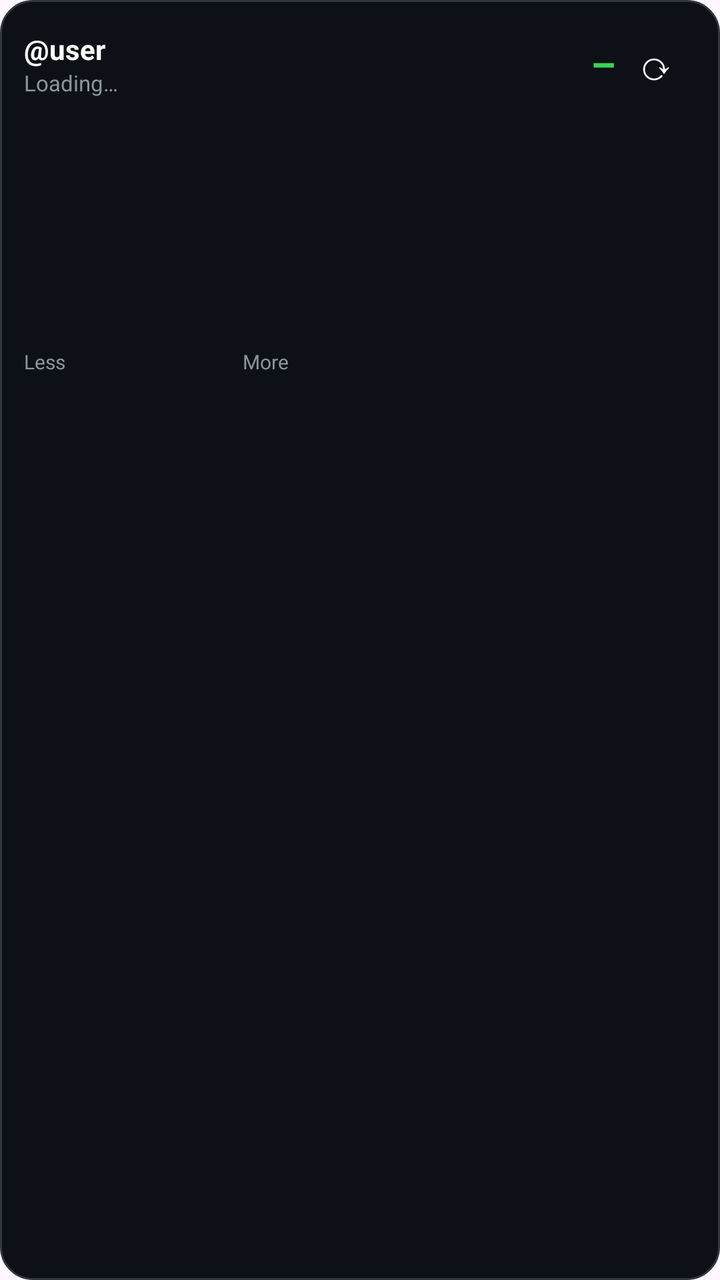
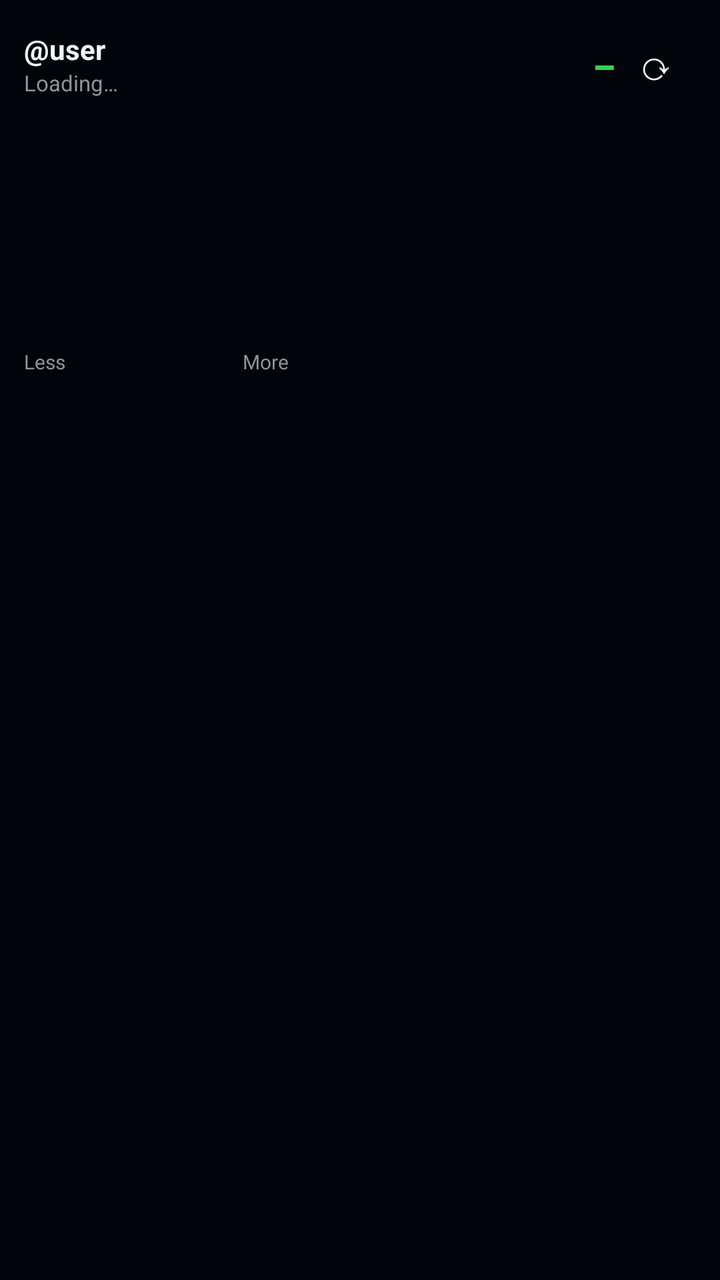

The first picture is an Android layout as it rendered before a commit; the second is the same layout after the commit. The layout source and the unified diff follow.
<!-- AndroidManifest.xml: application theme Theme.GitHubWidget -->
<!-- res/layout/widget_contribution.xml -->
<?xml version="1.0" encoding="utf-8"?>
<LinearLayout xmlns:android="http://schemas.android.com/apk/res/android"
    android:layout_width="match_parent"
    android:layout_height="wrap_content"
    android:background="@drawable/widget_bg"
    android:orientation="vertical"
    android:padding="12dp">

    <LinearLayout
        android:id="@+id/widget_header"
        android:layout_width="match_parent"
        android:layout_height="wrap_content"
        android:gravity="center_vertical"
        android:orientation="horizontal">

        <LinearLayout
            android:layout_width="0dp"
            android:layout_height="wrap_content"
            android:layout_weight="1"
            android:orientation="vertical">

            <TextView
                android:id="@+id/widget_title"
                android:layout_width="wrap_content"
                android:layout_height="wrap_content"
                android:text="@user"
                android:textColor="#FFFFFF"
                android:textSize="14sp"
                android:textStyle="bold" />

            <TextView
                android:id="@+id/widget_subtitle"
                android:layout_width="wrap_content"
                android:layout_height="wrap_content"
                android:text="Loading…"
                android:textColor="#8B949E"
                android:textSize="11sp" />
        </LinearLayout>

        <TextView
            android:id="@+id/widget_total"
            android:layout_width="wrap_content"
            android:layout_height="wrap_content"
            android:text="–"
            android:textColor="#39D353"
            android:textSize="20sp"
            android:textStyle="bold" />

        <TextView
            android:id="@+id/widget_refresh"
            android:layout_width="40dp"
            android:layout_height="40dp"
            android:gravity="center"
            android:text="⟳"
            android:textColor="#FFFFFF"
            android:textSize="20sp" />
    </LinearLayout>

    <ImageView
        android:id="@+id/widget_graph"
        android:layout_width="match_parent"
        android:layout_height="110dp"
        android:layout_marginTop="8dp"
        android:adjustViewBounds="true"
        android:scaleType="fitCenter" />

    <TextView
        android:id="@+id/widget_updated"
        android:layout_width="wrap_content"
        android:layout_height="wrap_content"
        android:layout_marginTop="4dp"
        android:text="Less                                      More"
        android:textColor="#8B949E"
        android:textSize="10sp" />

</LinearLayout>
<!-- resources referenced by this layout -->
<resources>
  <!-- drawable widget_bg (drawable) -->
  <?xml version="1.0" encoding="utf-8"?>
  <shape xmlns:android="http://schemas.android.com/apk/res/android" android:shape="rectangle">
      <corners android:radius="16dp" />
      <solid android:color="#0D1117" />
      <stroke android:width="1dp" android:color="#30363D" />
  </shape>
  <style name="Theme.GitHubWidget" parent="Theme.Material3.DayNight.NoActionBar">
          <item name="colorPrimary">#26A641</item>
      </style>
</resources>

<!-- the commit's change to res/layout/widget_contribution.xml (unified diff, before → after) -->
@@ -1,76 +1,89 @@
 <?xml version="1.0" encoding="utf-8"?>
-<LinearLayout xmlns:android="http://schemas.android.com/apk/res/android"
+<FrameLayout xmlns:android="http://schemas.android.com/apk/res/android"
+    android:id="@+id/widget_root"
     android:layout_width="match_parent"
-    android:layout_height="wrap_content"
-    android:background="@drawable/widget_bg"
-    android:orientation="vertical"
-    android:padding="12dp">
+    android:layout_height="match_parent">
+
+    
+    <ImageView
+        android:id="@+id/widget_bg"
+        android:layout_width="match_parent"
+        android:layout_height="match_parent"
+        android:scaleType="fitXY" />
 
     <LinearLayout
-        android:id="@+id/widget_header"
         android:layout_width="match_parent"
         android:layout_height="wrap_content"
-        android:gravity="center_vertical"
-        android:orientation="horizontal">
+        android:orientation="vertical"
+        android:padding="12dp">
 
         <LinearLayout
-            android:layout_width="0dp"
+            android:id="@+id/widget_header"
+            android:layout_width="match_parent"
             android:layout_height="wrap_content"
-            android:layout_weight="1"
-            android:orientation="vertical">
+            android:gravity="center_vertical"
+            android:orientation="horizontal">
+
+            <LinearLayout
+                android:layout_width="0dp"
+                android:layout_height="wrap_content"
+                android:layout_weight="1"
+                android:orientation="vertical">
+
+                <TextView
+                    android:id="@+id/widget_title"
+                    android:layout_width="wrap_content"
+                    android:layout_height="wrap_content"
+                    android:text="@user"
+                    android:textColor="#F0F6FC"
+                    android:textSize="14sp"
+                    android:textStyle="bold" />
+
+                <TextView
+                    android:id="@+id/widget_subtitle"
+                    android:layout_width="wrap_content"
+                    android:layout_height="wrap_content"
+                    android:text="Loading…"
+                    android:textColor="#8B949E"
+                    android:textSize="11sp" />
+            </LinearLayout>
 
             <TextView
-                android:id="@+id/widget_title"
+                android:id="@+id/widget_total"
                 android:layout_width="wrap_content"
                 android:layout_height="wrap_content"
-                android:text="@user"
-                android:textColor="#FFFFFF"
-                android:textSize="14sp"
-                android:textStyle="bold" />
+                android:text="–"
+                android:textColor="#39D353"
+                android:textSize="20sp"
+                android:textStyle="bold"
+                android:typeface="monospace" />
 
             <TextView
-                android:id="@+id/widget_subtitle"
-                android:layout_width="wrap_content"
-                android:layout_height="wrap_content"
-                android:text="Loading…"
-                android:textColor="#8B949E"
-                android:textSize="11sp" />
+                android:id="@+id/widget_refresh"
+                android:layout_width="40dp"
+                android:layout_height="40dp"
+                android:gravity="center"
+                android:text="⟳"
+                android:textColor="#F0F6FC"
+                android:textSize="20sp" />
         </LinearLayout>
 
+        <ImageView
+            android:id="@+id/widget_graph"
+            android:layout_width="match_parent"
+            android:layout_height="110dp"
+            android:layout_marginTop="8dp"
+            android:adjustViewBounds="true"
+            android:scaleType="fitCenter" />
+
         <TextView
-            android:id="@+id/widget_total"
+            android:id="@+id/widget_updated"
             android:layout_width="wrap_content"
             android:layout_height="wrap_content"
-            android:text="–"
-            android:textColor="#39D353"
-            android:textSize="20sp"
-            android:textStyle="bold" />
+            android:layout_marginTop="4dp"
+            android:text="Less                                      More"
+            android:textColor="#8B949E"
+            android:textSize="10sp" />
 
-        <TextView
-            android:id="@+id/widget_refresh"
-            android:layout_width="40dp"
-            android:layout_height="40dp"
-            android:gravity="center"
-            android:text="⟳"
-            android:textColor="#FFFFFF"
-            android:textSize="20sp" />
     </LinearLayout>
-
-    <ImageView
-        android:id="@+id/widget_graph"
-        android:layout_width="match_parent"
-        android:layout_height="110dp"
-        android:layout_marginTop="8dp"
-        android:adjustViewBounds="true"
-        android:scaleType="fitCenter" />
-
-    <TextView
-        android:id="@+id/widget_updated"
-        android:layout_width="wrap_content"
-        android:layout_height="wrap_content"
-        android:layout_marginTop="4dp"
-        android:text="Less                                      More"
-        android:textColor="#8B949E"
-        android:textSize="10sp" />
-
-</LinearLayout>
+</FrameLayout>
<!-- resource entries referenced after the edit -->
@@ -1,14 +1,10 @@
 <!-- resources referenced by this layout -->
 <resources>
-  <!-- drawable widget_bg (drawable) -->
-  <?xml version="1.0" encoding="utf-8"?>
-  <shape xmlns:android="http://schemas.android.com/apk/res/android" android:shape="rectangle">
-      <corners android:radius="16dp" />
-      <solid android:color="#0D1117" />
-      <stroke android:width="1dp" android:color="#30363D" />
-  </shape>
-  <style name="Theme.GitHubWidget" parent="Theme.Material3.DayNight.NoActionBar">
-          <item name="colorPrimary">#26A641</item>
+  <style name="Theme.GitHubWidget" parent="Theme.Material3.Dark.NoActionBar">
+          <item name="colorPrimary">#39D353</item>
+          <item name="colorOnPrimary">#010409</item>
+          <item name="android:windowBackground">#010409</item>
+          <item name="colorSurface">#0D1117</item>
       </style>
 </resources>
 
